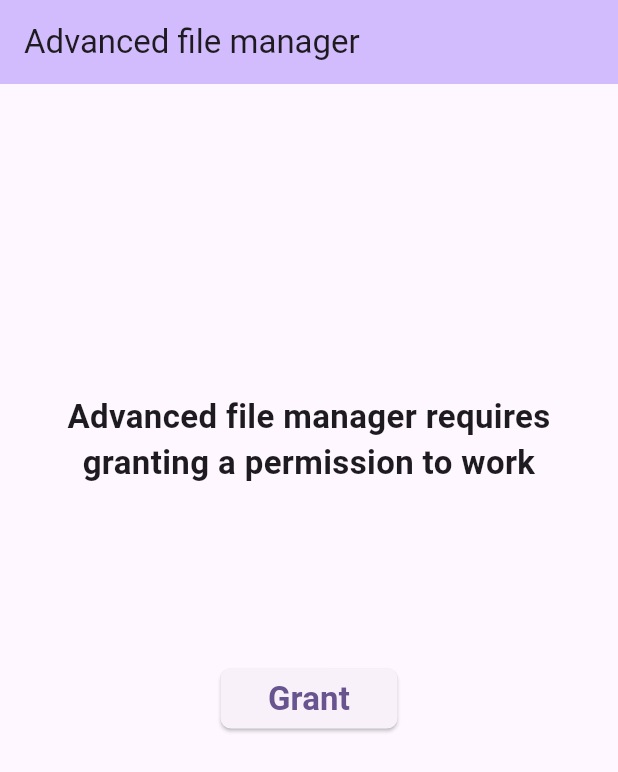
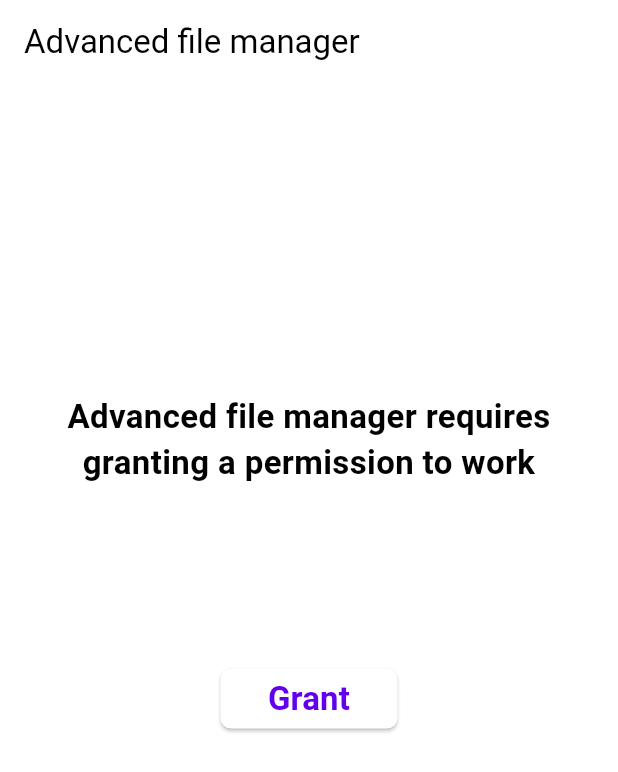
Before and after one commit to PiotrZPL/advanced_file_manager, a Flutter app: the screen it shows after launch, on a phone screen of 412 x 824 dp. Shown: the top 772 px of the screen. Run offline on Flutter 3.47's test engine with Material 2 defaults, Android fonts, the phone set to English and light mode, and no system bars; drawn by our look-alikes of dynamic_color; our stand-ins replace permission_handler.

Commit message:
Added dynamic colors

```diff
--- a/lib/main.dart
+++ b/lib/main.dart
@@ -1,4 +1,5 @@
 import 'package:flutter/material.dart';
+import 'package:dynamic_color/dynamic_color.dart';
 
 import 'pages/home_page.dart';
 
@@ -12,13 +13,20 @@ class MyApp extends StatelessWidget {
   // This widget is the root of your application.
   @override
   Widget build(BuildContext context) {
+    return DynamicColorBuilder(builder: (lightColorScheme, darkColorScheme) {
       return MaterialApp(
         title: 'Flutter Demo',
         theme: ThemeData(
-        colorScheme: ColorScheme.fromSeed(seedColor: Colors.deepPurple),
+          colorScheme: lightColorScheme ?? const ColorScheme.light(),
           useMaterial3: true,
         ),
+        darkTheme: ThemeData(
+          colorScheme: darkColorScheme ?? const ColorScheme.dark(),
+          useMaterial3: true,
+        ),
+        themeMode: ThemeMode.system,
         home: const HomePage(),
       );
+    });
   }
 }
--- a/pubspec.yaml
+++ b/pubspec.yaml
@@ -36,6 +36,7 @@ dependencies:
   # Use with the CupertinoIcons class for iOS style icons.
   cupertino_icons: ^1.0.2
   permission_handler: ^10.4.1
+  dynamic_color: ^1.6.6
 
 dev_dependencies:
   flutter_test:
```
Also changed, not shown: pubspec.lock, 5 other files. Lines whose indentation alone changed are shown as unchanged.
